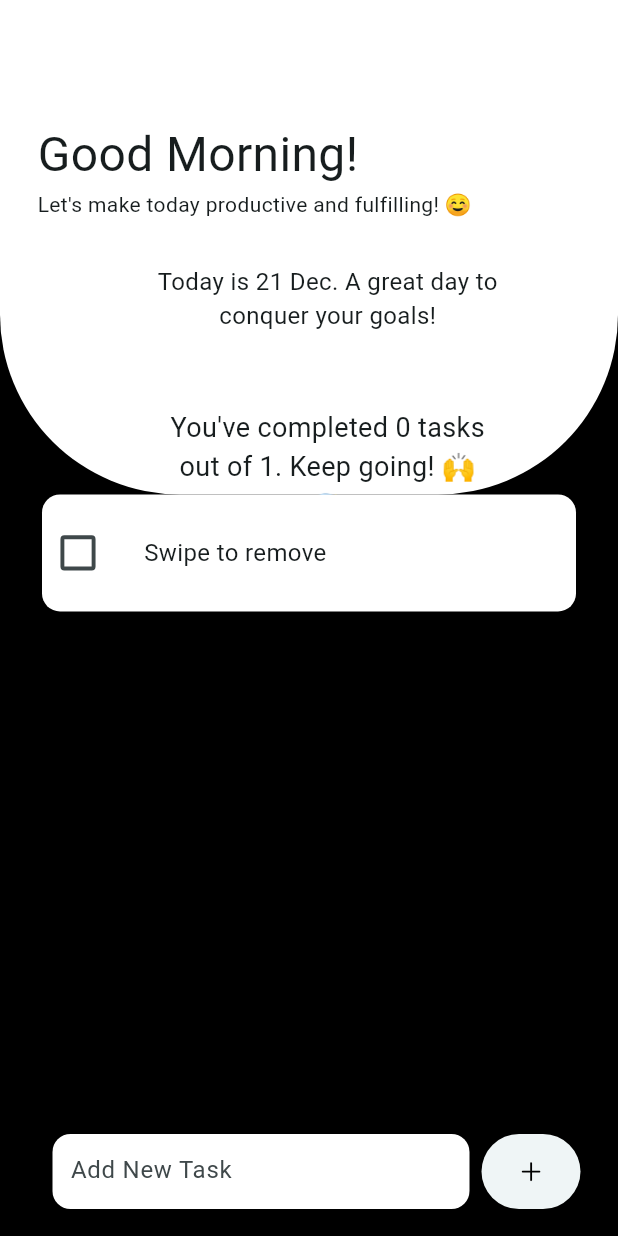
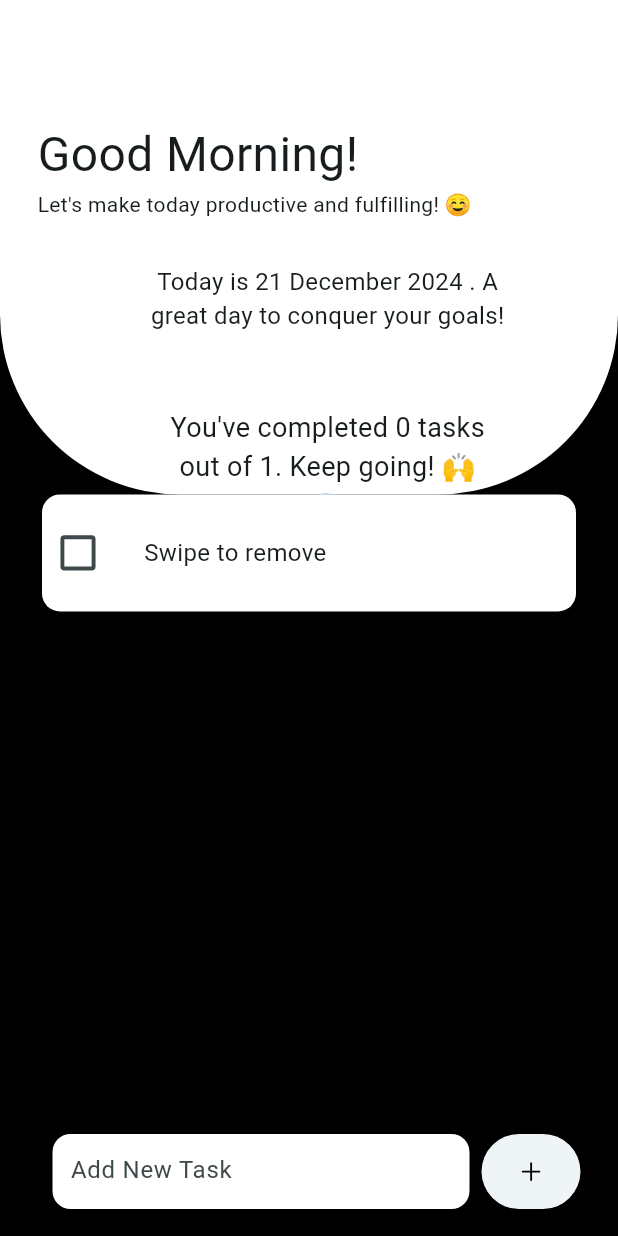
Before and after one commit to Amit-rawat-11/Tacheflow, a Flutter app: the HomeScreen screen opened directly, on a phone screen of 412 x 824 dp. Run offline on Flutter 3.47's test engine with Material 3 defaults, Android fonts, the phone set to English and light mode, and no system bars; our stand-ins replace flutter_svg, hive_flutter; accounts and stored records are empty.

Commit message:
verison_0.5

```diff
--- a/lib/main.dart
+++ b/lib/main.dart
@@ -51,6 +51,7 @@ class _MyAppState extends State<MyApp> {
         useMaterial3: true,
       ),
       home: nextscreen,
+
     );
   }
 }
--- a/lib/screens/home_screen.dart
+++ b/lib/screens/home_screen.dart
@@ -5,6 +5,8 @@ import 'package:flutter/material.dart';
 import 'package:hive_flutter/hive_flutter.dart';
 import 'package:tacheflow/db/database.dart';
 import 'package:tacheflow/utils/todo_item.dart';
+
+import '../utils/date_format.dart';
 
 class HomeScreen extends StatefulWidget {
   const HomeScreen({super.key});
@@ -78,8 +80,8 @@ void deleteTask(int index){
 
   TextEditingController newtask = TextEditingController();
 
-  int date = DateTime.now().day;
-  String month = "Dec";
+final int month = DateTime.now().month;
+
 
   @override
   Widget build(BuildContext context) {
@@ -121,7 +123,7 @@ void deleteTask(int index){
                     child: SizedBox(
                       width: 250,
                       child: Text(
-                        "Today is $date $month. A great day to conquer your goals!",
+                        "Today is $date ${monthName(month)} $year . A great day to conquer your goals!",
                         style: const TextStyle(
                           fontSize: 16,
                         ),
@@ -154,17 +156,10 @@ void deleteTask(int index){
             child: ListView.builder(
               itemCount: db.todolist.length,
               itemBuilder: (context, index) {
-                return Dismissible(
-                  key: ValueKey(index),
-                  onDismissed: (DismissDirection direction){
-                    deleteTask(index);
-                    print(index);
-                  },
-                  child: TodoItem(
-                    task: db.todolist[index][0],
-                    iscompleted: db.todolist[index][1],
-                    onChanged: (value) => taskclicked(value, index),
-                  ),
+                return TodoItem(
+                  task: db.todolist[index][0],
+                  iscompleted: db.todolist[index][1],
+                  onChanged: (value) => taskclicked(value, index),
                 );
               },
             ),
--- /dev/null
+++ b/lib/utils/date_format.dart
@@ -0,0 +1,34 @@
+
+final int date = DateTime.now().day;
+final int year = DateTime.now().year;
+
+ String monthName(int month) {
+    switch (month) {
+      case 1:
+        return 'January';
+      case 2:
+        return 'February';
+      case 3:
+        return 'March';
+      case 4:
+        return 'April';
+      case 5:
+        return 'May';
+      case 6:
+        return 'June';
+      case 7:
+        return 'July';
+      case 8:
+        return 'August';
+      case 9:
+        return 'September';
+      case 10:
+        return 'October';
+      case 11:
+        return 'November';
+      case 12:
+        return 'December';
+      default:
+        return '';
+    }
+  }
```
